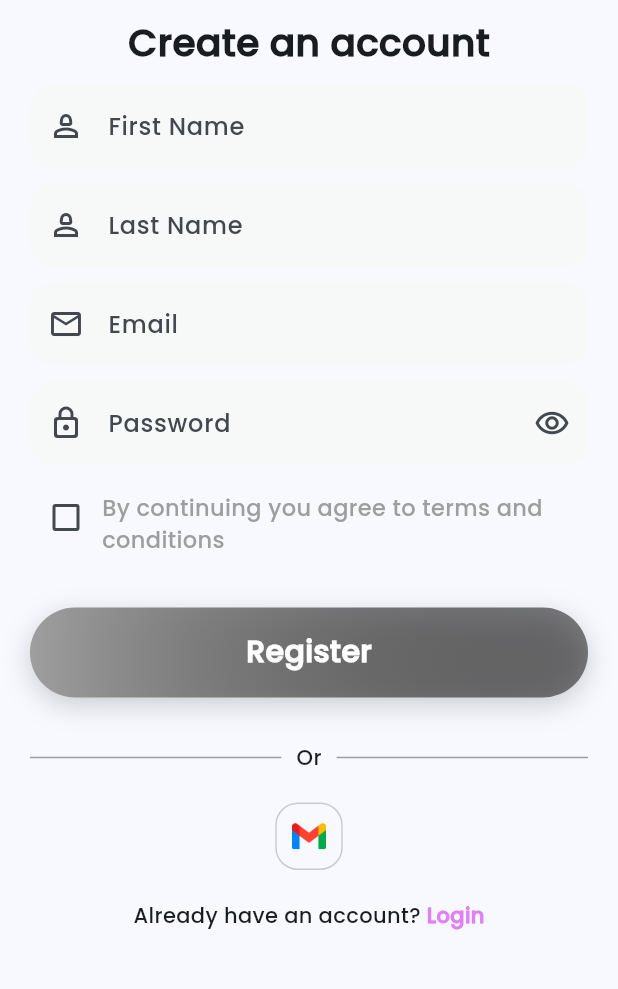
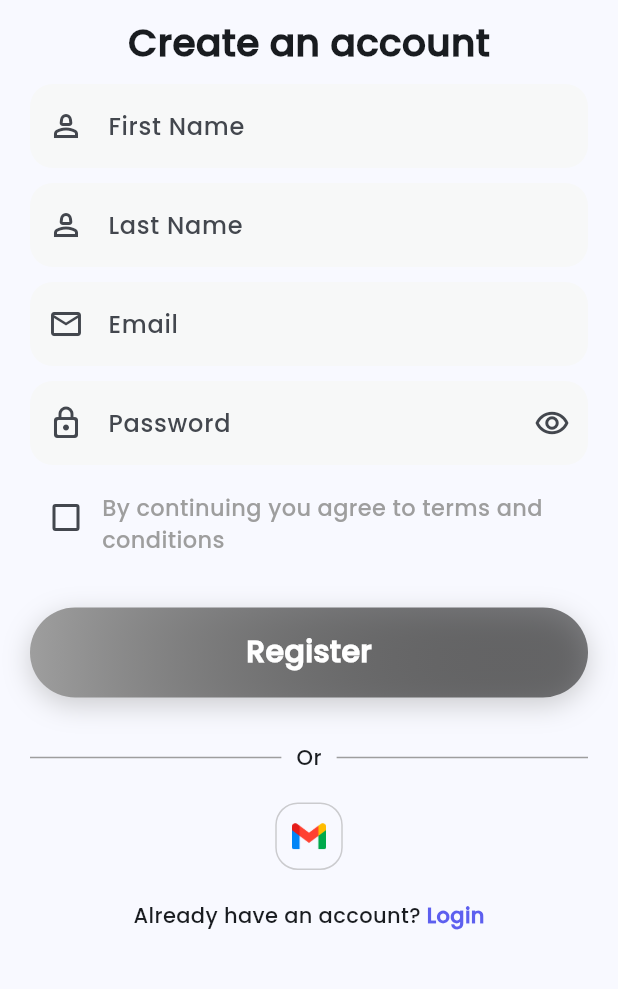
Before and after one commit to t-88/coscape-hackthone, a Flutter app: the RegisterPage screen opened by its route, on a phone screen of 412 x 824 dp, the part 60-1049 px from its top. Run offline on Flutter 3.47's test engine with Material 3 defaults, Android fonts, the phone set to English and light mode, and no system bars; our stand-ins replace dio, flutter_svg, get, get_storage; accounts and stored records are empty; network calls fail.

Commit message:
Refactor code

```diff
--- a/lib/consts/server.dart
+++ b/lib/consts/server.dart
@@ -1 +1 @@
-const IP_ADDR = "http://192.168.80.243:3001/graphql";
+const IP_ADDR = "http://192.168.80.243:3000/graphql";
--- a/lib/pages/done_page.dart
+++ b/lib/pages/done_page.dart
@@ -43,6 +43,11 @@ class DonePage extends StatelessWidget {
               ),
               Column(
                 children: [
+                  // fill the page with template data and date from the server
+
+                  SurveyCard( data: {"startup" : {}}, on_details: () {}, on_start: () {},),
+                  SurveyCard( data: {"startup" : {}}, on_details: () {}, on_start: () {},),
+                  SurveyCard( data: {"startup" : {}}, on_details: () {}, on_start: () {},),
                   ...survey_controler.done_surveys.value.map((survey_data) {
                     if (survey_data["startup"] != null) {
                       return SurveyCard(
--- a/lib/pages/notification_page.dart
+++ b/lib/pages/notification_page.dart
@@ -41,6 +41,7 @@ class NotificationPage extends StatelessWidget {
               child: Column(
                 children: [
                   TextAndFilter(text: "Notification History",show_price:  false,),
+                  // fill the page with template data
                   NotificationCard(),
                   NotificationCard(),
                   NotificationCard(),
--- a/lib/pages/register_page.dart
+++ b/lib/pages/register_page.dart
@@ -103,7 +103,7 @@ class RegisterFinishUp extends StatelessWidget {
             children: [
               Obx( () =>  GradientButton(
                 enabled: register_controler.addr_contoler.value != "" && register_controler.phone_number_controler.value != "",
-                  callback: register_controler.finish_profile,
+                  callback: register_controler.finish_regestration,
                   widget: Center(
                     child: Text(
                       "Finish Profile!",
@@ -224,9 +224,7 @@ class RegisterFirstInfo extends StatelessWidget {
                     height: 50,
                     child: Checkbox(
                       value: false,
-                      onChanged: (val) {
-                        register_controler.terms_check_box(val ?? false);
-                      },
+                      onChanged: (val) {},
                     ),
                   ),
                   Expanded(
@@ -271,8 +269,7 @@ class RegisterFirstInfo extends StatelessWidget {
               SizedBox(height: 10),
               TextDevider(),
               SizedBox(height: 20),
-              CustomIconButton(
-                  callback: register_controler.register_with_google),
+              CustomIconButton( callback: () {}),
               SizedBox(height: 20),
               Center(
                 child: Row(
@@ -281,11 +278,11 @@ class RegisterFirstInfo extends StatelessWidget {
                     Text("Already have an account?"),
                     SizedBox(width: 4),
                     GestureDetector(
-                      onTap: register_controler.to_login,
+                      onTap: () {register_controler.to_login(); },
                       child: Text(
                         "Login",
                         style: TextStyle(
-                          color: Color(0xFFDF81F5),
+                          color: AppColors.BlueColor,
                           fontWeight: FontWeight.bold,
                         ),
                       ),
--- a/lib/pages/wraped_drawer.dart
+++ b/lib/pages/wraped_drawer.dart
@@ -99,7 +99,6 @@ class WrapedDrawer extends StatelessWidget {
                                   key,
                                   SelectableTab(
                                     icon_path: val["icon_path"] as String,
-                                    // height: (val["height"] as int) * 1.0,
                                     title: val["title"] as String,
                                     selected:
                                         wraper_drawer_controler.selected_tab.value ==
@@ -121,7 +120,10 @@ class WrapedDrawer extends StatelessWidget {
                               height: 25,
                               title: "Logout",
                               selected: false,
-                              on_click: () {print("logout");},
+                              on_click: () {
+                                Get.toNamed(Routes.login_page);
+
+                              },
                             ),
                           ),
                         ),
--- a/lib/state/global_store.dart
+++ b/lib/state/global_store.dart
@@ -11,11 +11,6 @@ class GlobalControler extends GetxController  {
   var user_id = "".obs;
   var token  = "".obs;
 
-  var email = "";
-  var phone_number = "";
-
-
-
   void store_token(_token) {
     token.value = _token;
     GetStorage box = GetStorage();
@@ -26,8 +21,6 @@ class GlobalControler extends GetxController  {
     GetStorage box = GetStorage();
     box.write("id",token.value);
   }
-
-
   void check_token_lifespan(token) async {
     final dio =  new Dio();
     dio.options.headers["authorization"] = token;
--- a/lib/state/login_controler.dart
+++ b/lib/state/login_controler.dart
@@ -2,7 +2,6 @@ import 'package:coscape_mobile/consts/routes.dart';
 import 'package:coscape_mobile/consts/server.dart';
 import 'package:coscape_mobile/state/global_store.dart';
 import 'package:dio/dio.dart';
-import 'package:flutter/material.dart';
 import 'package:get/get.dart';
 import 'package:get/get_rx/src/rx_types/rx_types.dart';
 import 'package:get/get_state_manager/get_state_manager.dart';
@@ -13,7 +12,6 @@ class LoginControler extends GetxController {
   var username_section = true.obs;
 
   void login_with_google() {}
-
   void login() async {
     Map<String, dynamic> input = {
       "query": """mutation LoginUser(\$email: String, \$password: String) {
@@ -58,9 +56,7 @@ class LoginControler extends GetxController {
       Get.toNamed(Routes.surveys_page);
     }
   }
-
   void forgot_password() {}
-
   void to_register() {
     Get.toNamed(Routes.register_page);
   }
```
Also changed, not shown: lib/components/survery_card.dart (+1 -16 lines), lib/state/register_controler.dart (+9 -29 lines), lib/state/survey_controler.dart (+13 -22 lines), lib/state/survey_questions_controler.dart (+8 -26 lines), lib/state/wraper_drawer_controler.dart (+3 -7 lines).
